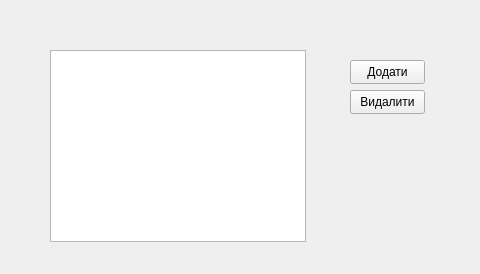
Chiffilin/AppLauncher, file gui/ui_main_window.ui: the form before one commit.
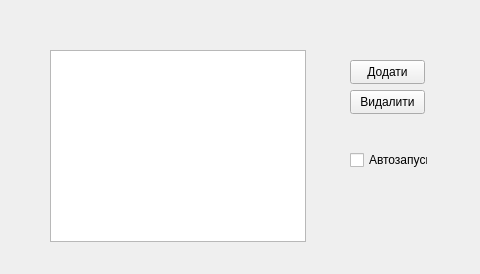
The form after the commit.

Commit message: add autostart logic

```diff
--- a/gui/ui_main_window.ui
+++ b/gui/ui_main_window.ui
@@ -50,6 +50,25 @@
      </rect>
     </property>
    </widget>
+   <widget class="QCheckBox" name="autostartCheckBox">
+    <property name="geometry">
+     <rect>
+      <x>350</x>
+      <y>150</y>
+      <width>78</width>
+      <height>20</height>
+     </rect>
+    </property>
+    <property name="mouseTracking">
+     <bool>false</bool>
+    </property>
+    <property name="text">
+     <string>Автозапуск</string>
+    </property>
+    <property name="checked">
+     <bool>false</bool>
+    </property>
+   </widget>
   </widget>
  </widget>
  <resources/>
```
The commit also changes 4 other files.
